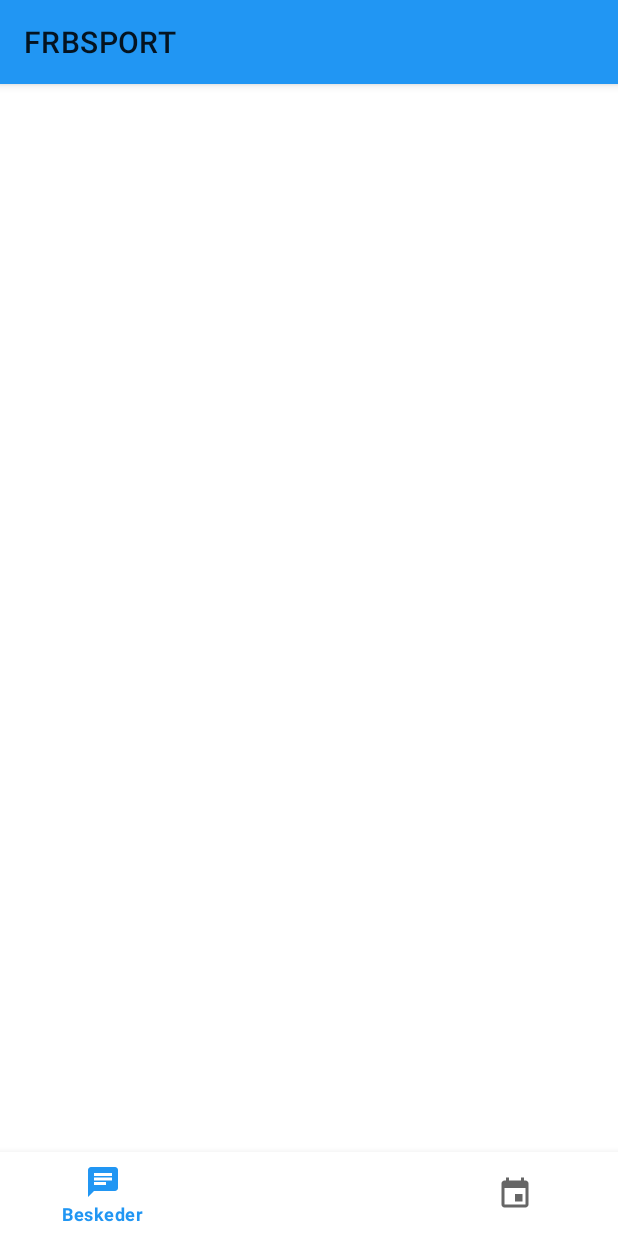
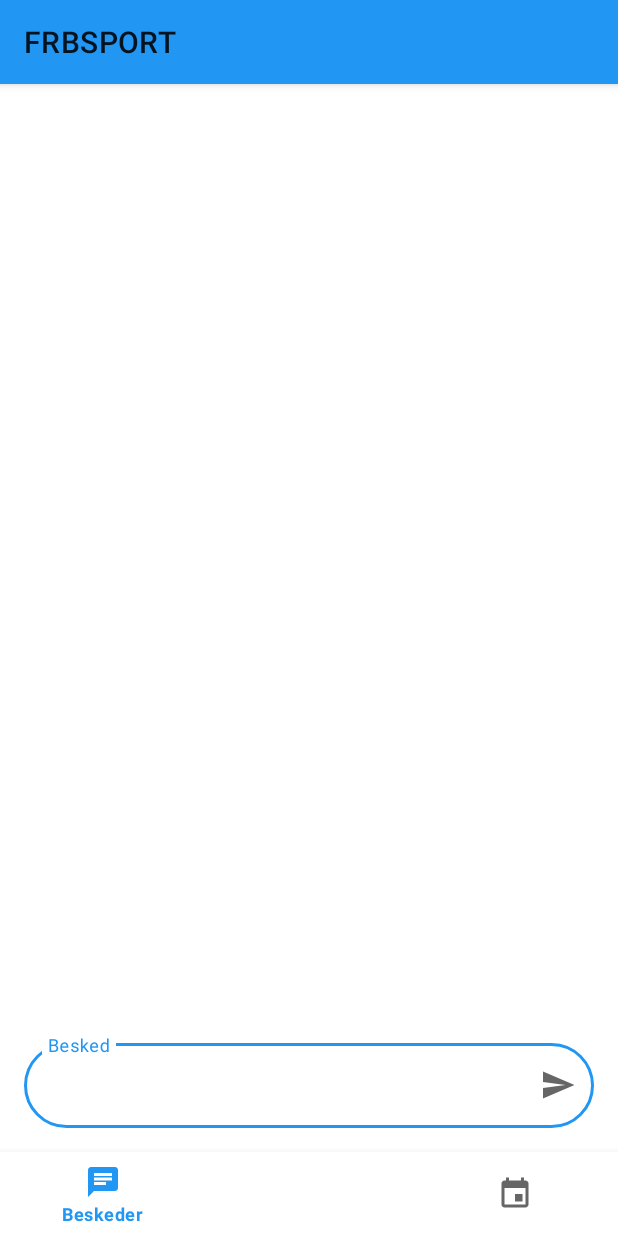
Before and after one commit to emilnymann/1AarsProjekt, an Android app: the screen it shows after launch (Beskedhistorik), on a phone screen of 412 x 824 dp. Run offline under Robolectric (Android 15) with nearby library versions, the phone set to English and light mode, and no system bars.

Commit message:
Beskedhistorik text input

```diff
--- a/04 Implementation/app/src/main/AndroidManifest.xml
+++ b/04 Implementation/app/src/main/AndroidManifest.xml
@@ -9,7 +9,7 @@
         android:roundIcon="@mipmap/ic_launcher_round"
         android:supportsRtl="true"
         android:theme="@style/AppTheme">
-        <activity android:name=".view.Beskedhistorik">
+        <activity android:name=".view.Beskedhistorik" android:windowSoftInputMode="adjustPan">
             <intent-filter>
                 <action android:name="android.intent.action.MAIN" />
                 <category android:name="android.intent.category.LAUNCHER" />
--- /dev/null
+++ b/04 Implementation/app/src/main/res/drawable/ic_send_black_24dp.xml
@@ -0,0 +1,9 @@
+<vector xmlns:android="http://schemas.android.com/apk/res/android"
+        android:width="24dp"
+        android:height="24dp"
+        android:viewportWidth="24.0"
+        android:viewportHeight="24.0">
+    <path
+        android:fillColor="#FF000000"
+        android:pathData="M2.01,21L23,12 2.01,3 2,10l15,2 -15,2z"/>
+</vector>
--- a/04 Implementation/app/src/main/res/layout/activity_beskedhistorik.xml
+++ b/04 Implementation/app/src/main/res/layout/activity_beskedhistorik.xml
@@ -6,13 +6,36 @@
     android:layout_height="match_parent"
     tools:context=".view.Beskedhistorik">
 
+    <com.google.android.material.textfield.TextInputLayout
+        style="@style/Widget.App.ChatTextInputLayout"
+        android:layout_width="match_parent"
+        android:layout_height="wrap_content"
+        android:layout_marginStart="16dp"
+        android:layout_marginLeft="16dp"
+        android:layout_marginEnd="16dp"
+        android:layout_marginRight="16dp"
+        android:layout_marginBottom="16dp"
+        android:hint="@string/textinput_hint_besked"
+        app:endIconDrawable="@drawable/ic_send_black_24dp"
+        app:endIconMode="custom"
+        app:layout_constraintBottom_toTopOf="@+id/bottomNavigationView"
+        app:layout_constraintEnd_toEndOf="parent"
+        app:layout_constraintStart_toStartOf="parent">
+
+        <com.google.android.material.textfield.TextInputEditText
+            android:layout_width="match_parent"
+            android:layout_height="wrap_content"
+            android:singleLine="true" />
+    </com.google.android.material.textfield.TextInputLayout>
+
     <com.google.android.material.bottomnavigation.BottomNavigationView
+        android:id="@+id/bottomNavigationView"
         style="@style/Widget.MaterialComponents.BottomNavigationView"
         android:layout_width="match_parent"
         android:layout_height="wrap_content"
+        app:labelVisibilityMode="selected"
         app:layout_constraintBottom_toBottomOf="parent"
         app:layout_constraintEnd_toEndOf="parent"
         app:layout_constraintStart_toStartOf="parent"
-        app:menu="@menu/bottom_navigation_menu"
-        app:labelVisibilityMode="selected"/>
+        app:menu="@menu/bottom_navigation_menu" />
 </androidx.constraintlayout.widget.ConstraintLayout>
--- a/04 Implementation/app/src/main/res/values/strings.xml
+++ b/04 Implementation/app/src/main/res/values/strings.xml
@@ -2,4 +2,5 @@
     <string name="app_name">FRBSPORT</string>
     <string name="menu_beskeder">Beskeder</string>
     <string name="menu_kalender">Kalender</string>
+    <string name="textinput_hint_besked">Besked</string>
 </resources>
--- a/04 Implementation/app/src/main/res/values/styles.xml
+++ b/04 Implementation/app/src/main/res/values/styles.xml
@@ -8,4 +8,13 @@
         <item name="colorAccent">@color/colorAccent</item>
     </style>
 
+    <style name="Widget.App.ChatShapeAppearance" parent="ShapeAppearance.MaterialComponents.MediumComponent">
+        <item name="cornerFamily">rounded</item>
+        <item name="cornerSize">50%</item>
+    </style>
+
+    <style name="Widget.App.ChatTextInputLayout" parent="Widget.MaterialComponents.TextInputLayout.OutlinedBox">
+        <item name="shapeAppearance">@style/Widget.App.ChatShapeAppearance</item>
+    </style>
+
 </resources>
```
